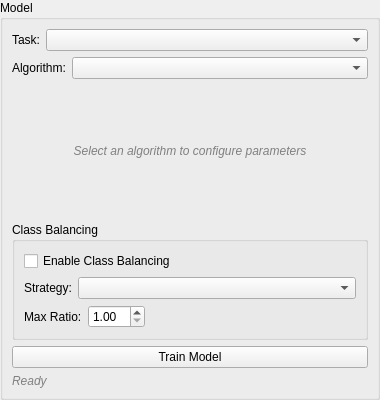
This is src/WhiskerToolbox/MLCore_Widget/ModelConfigPanel.ui in paulmthompson/WhiskerToolbox as Qt 5 draws it before an edit. The edited form follows.
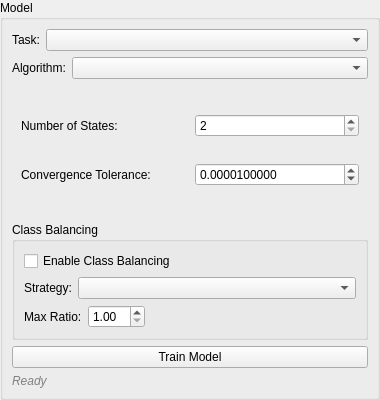
This is the edited form. The open tabs and pages were chosen to show the change.

Commit message: HMM parameter page added. Digital event series can be used for labels in mlcore widget. transition matrix can should in Results panel

What changed in the file:
```diff
--- a/src/WhiskerToolbox/MLCore_Widget/ModelConfigPanel.ui
+++ b/src/WhiskerToolbox/MLCore_Widget/ModelConfigPanel.ui
@@ -553,6 +553,75 @@
           </item>
          </layout>
         </widget>
+        <!-- Page 7: Hidden Markov Model parameters -->
+        <widget class="QWidget" name="hmmPage">
+         <layout class="QGridLayout" name="hmmGridLayout">
+          <property name="horizontalSpacing">
+           <number>10</number>
+          </property>
+          <property name="verticalSpacing">
+           <number>6</number>
+          </property>
+          <item row="0" column="0">
+           <widget class="QLabel" name="hmmNumStatesLabel">
+            <property name="text">
+             <string>Number of States:</string>
+            </property>
+            <property name="toolTip">
+             <string>Number of hidden states in the HMM</string>
+            </property>
+           </widget>
+          </item>
+          <item row="0" column="1">
+           <widget class="QSpinBox" name="hmmNumStatesSpinBox">
+            <property name="toolTip">
+             <string>Number of hidden states (typically 2 for binary classification)</string>
+            </property>
+            <property name="minimum">
+             <number>2</number>
+            </property>
+            <property name="maximum">
+             <number>100</number>
+            </property>
+            <property name="value">
+             <number>2</number>
+            </property>
+           </widget>
+          </item>
+          <item row="1" column="0">
+           <widget class="QLabel" name="hmmToleranceLabel">
+            <property name="text">
+             <string>Convergence Tolerance:</string>
+            </property>
+            <property name="toolTip">
+             <string>Convergence tolerance for training (smaller = more precise)</string>
+            </property>
+           </widget>
+          </item>
+          <item row="1" column="1">
+           <widget class="QDoubleSpinBox" name="hmmToleranceSpinBox">
+            <property name="toolTip">
+             <string>Training stops when log-likelihood improvement is below this threshold</string>
+            </property>
+            <property name="decimals">
+             <number>10</number>
+            </property>
+            <property name="minimum">
+             <double>0.0</double>
+            </property>
+            <property name="maximum">
+             <double>1.0</double>
+            </property>
+            <property name="singleStep">
+             <double>0.000001</double>
+            </property>
+            <property name="value">
+             <double>0.00001</double>
+            </property>
+           </widget>
+          </item>
+         </layout>
+        </widget>
        </widget>
       </item>
       <!-- Class balancing section (for classification only) -->
```
The commit also changes 11 other files.
